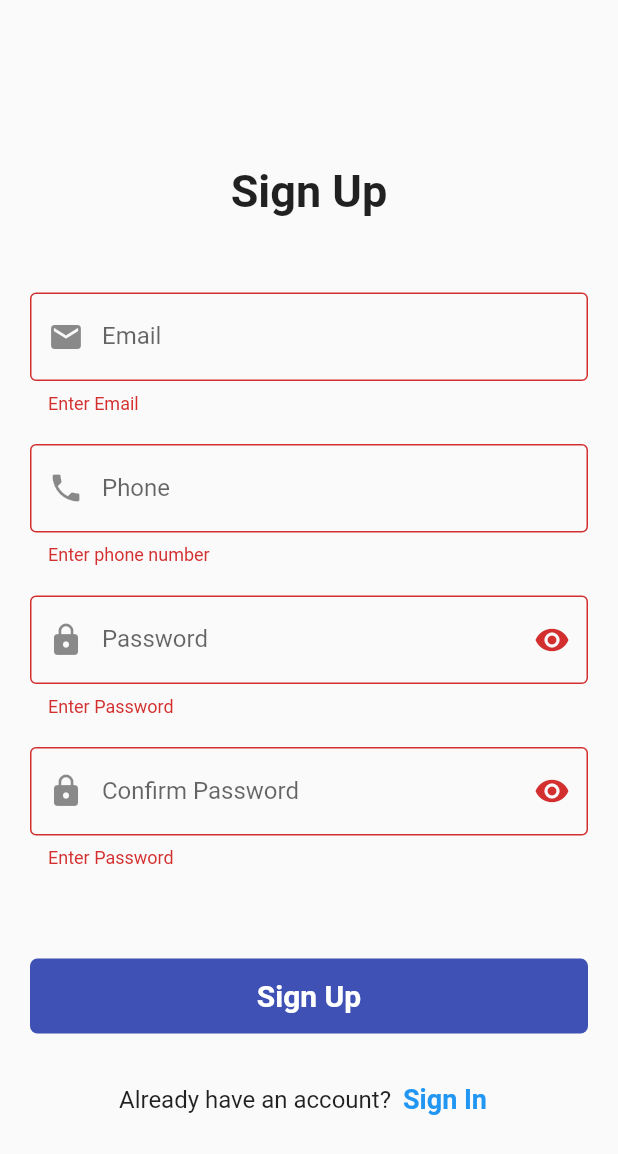
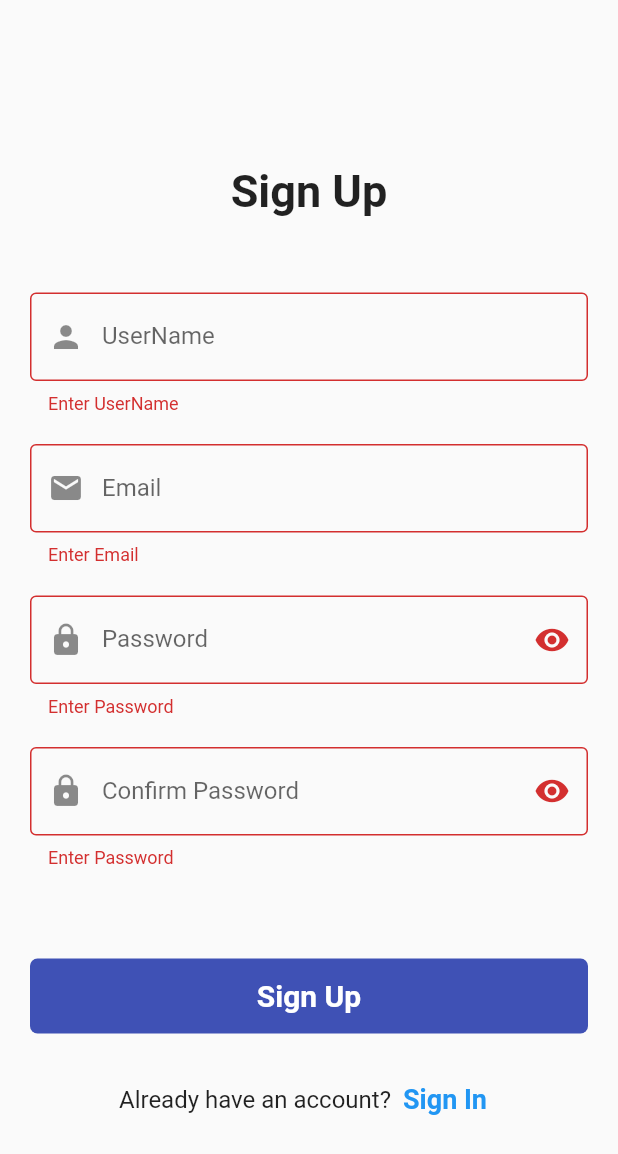
Before and after one commit to san-project/buyitnow, a Flutter app: the SignUpScreen screen opened directly, after a tap on "Sign Up", on a phone screen of 412 x 824 dp. Shown: the top 1154 px of the screen. Run offline on Flutter 3.47's test engine with Material 2 defaults, Android fonts, the phone set to English and light mode, and no system bars; our stand-ins replace dio, google_nav_bar, pretty_dio_logger, shared_preferences; accounts and stored records are empty.

Commit message:
api integrated login and signup screen

```diff
--- /dev/null
+++ b/lib/models/user_model.dart
@@ -0,0 +1,41 @@
+// To parse this JSON data, do
+//
+//     final user = userFromJson(jsonString);
+
+import 'dart:convert';
+
+User userFromJson(String str) => User.fromJson(json.decode(str));
+
+String userToJson(User data) => json.encode(data.toJson());
+
+class User {
+    User({
+        required this.id,
+        required this.token,
+        required this.name,
+        required this.email,
+        required this.role,
+    });
+
+    String id;
+    String token;
+    String name;
+    String email;
+    int role;
+
+    factory User.fromJson(Map<String, dynamic> json) => User(
+        id: json["_id"],
+        token: json["token"],
+        name: json["name"],
+        email: json["email"],
+        role: json["role"],
+    );
+
+    Map<String, dynamic> toJson() => {
+        "_id": id,
+        "token": token,
+        "name": name,
+        "email": email,
+        "role": role,
+    };
+}
--- a/lib/screens/signup/signup_screen.dart
+++ b/lib/screens/signup/signup_screen.dart
@@ -1,4 +1,7 @@
+import 'dart:developer';
+
 import 'package:buyitnow/screens/login/login_screen.dart';
+import 'package:buyitnow/services/api_services.dart';
 import 'package:flutter/material.dart';
 
 class SignUpScreen extends StatefulWidget {
@@ -13,8 +16,9 @@ class _SignUpScreenState extends State<SignUpScreen> {
   final emailController = TextEditingController();
   final passwordController = TextEditingController();
   final confPassword = TextEditingController();
-  final phoneController = TextEditingController();
+  final userNameController = TextEditingController();
   bool passToggle = true;
+  ApiServices _services = ApiServices();
   @override
   Widget build(BuildContext context) {
     return Scaffold(
@@ -30,6 +34,25 @@ class _SignUpScreenState extends State<SignUpScreen> {
                 const SizedBox(height: 50,),
                 Text('Sign Up',style: TextStyle(fontSize: 30,fontWeight: FontWeight.bold),),
                 const SizedBox(height: 50,),
+                TextFormField(
+                  controller: userNameController,
+                  keyboardType: TextInputType.text,
+                  decoration: const InputDecoration(
+                    labelText: "UserName",
+                    border: OutlineInputBorder(),
+                    prefixIcon: Icon(Icons.person),
+                  ),
+                  validator: (value){
+
+                    if(value!.isEmpty){
+                      return "Enter UserName";
+                    }
+
+
+                  },
+                ),
+                const SizedBox(height: 20,),
+
                 TextFormField(
                   controller: emailController,
                   keyboardType: TextInputType.emailAddress,
@@ -50,24 +73,7 @@ class _SignUpScreenState extends State<SignUpScreen> {
                     }
                   },
                 ),
-                const SizedBox(height: 20,),
-                TextFormField(
-                  controller: phoneController,
-                  keyboardType: TextInputType.number,
-                  decoration: const InputDecoration(
-                    labelText: "Phone",
-                    border: OutlineInputBorder(),
-                    prefixIcon: Icon(Icons.phone),
-                  ),
-                  validator: (value){
 
-                    if(value!.isEmpty){
-                      return "Enter phone number";
-                    }
-
-
-                  },
-                ),
                 const SizedBox(height: 20,),
                  TextFormField(
                   obscureText: passToggle,
@@ -122,9 +128,11 @@ class _SignUpScreenState extends State<SignUpScreen> {
                 ),
                 SizedBox(height: 60,),
                 InkWell(
-                  onTap: (){
+                  onTap: ()async{
                     if(_formfield.currentState!.validate()){
-                      print('Success');
+                      final user =await  _services.register(userNameController.text,emailController.text,passwordController.text);
+
+                      log(user!.token);
                       emailController.clear();
                       passwordController.clear();
                     }
--- a/pubspec.yaml
+++ b/pubspec.yaml
@@ -37,6 +37,9 @@ dependencies:
   cupertino_icons: ^1.0.2
   google_nav_bar: ^5.0.6
   flutter_staggered_grid_view: ^0.6.2
+  dio: ^5.0.3
+  pretty_dio_logger: ^1.3.1
+  shared_preferences: ^2.0.18
 
 dev_dependencies:
   flutter_test:
```
Also changed, not shown: lib/models/product_model.dart (+49 -16 lines), lib/screens/home_screen.dart (+65 -58 lines), lib/screens/login/login_screen.dart (+28 -8 lines), lib/services/api_services.dart (added, +54 -0 lines), lib/models/login_model.dart (added), pubspec.lock, 1 other file.
